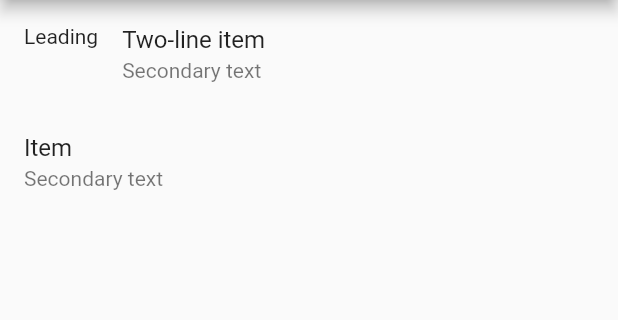
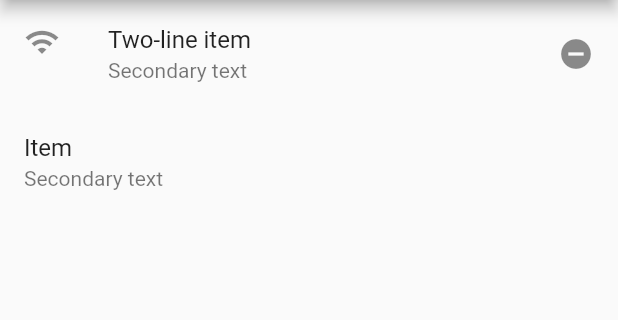
Before and after one commit to RustambekSafarov/listview_tutorial, a Flutter app: the screen it shows after launch, on a phone screen of 412 x 824 dp, the part 84-404 px from its top. Run offline on Flutter 3.47's test engine with Material 2 defaults, Android fonts, the phone set to English and light mode, and no system bars.

Commit message:
trailing

```diff
--- a/lib/screen/listview_page.dart
+++ b/lib/screen/listview_page.dart
@@ -10,7 +10,8 @@ class listview_page extends StatelessWidget {
     ListTile(
       title: Text('Two-line item'),
       subtitle: Text('Secondary text'),
-      leading: Text('Leading'),
+      leading: Icon(Icons.wifi),
+      trailing: Icon(Icons.remove_circle),
     ),
     ListTile(
       title: Text('Item'),
```
